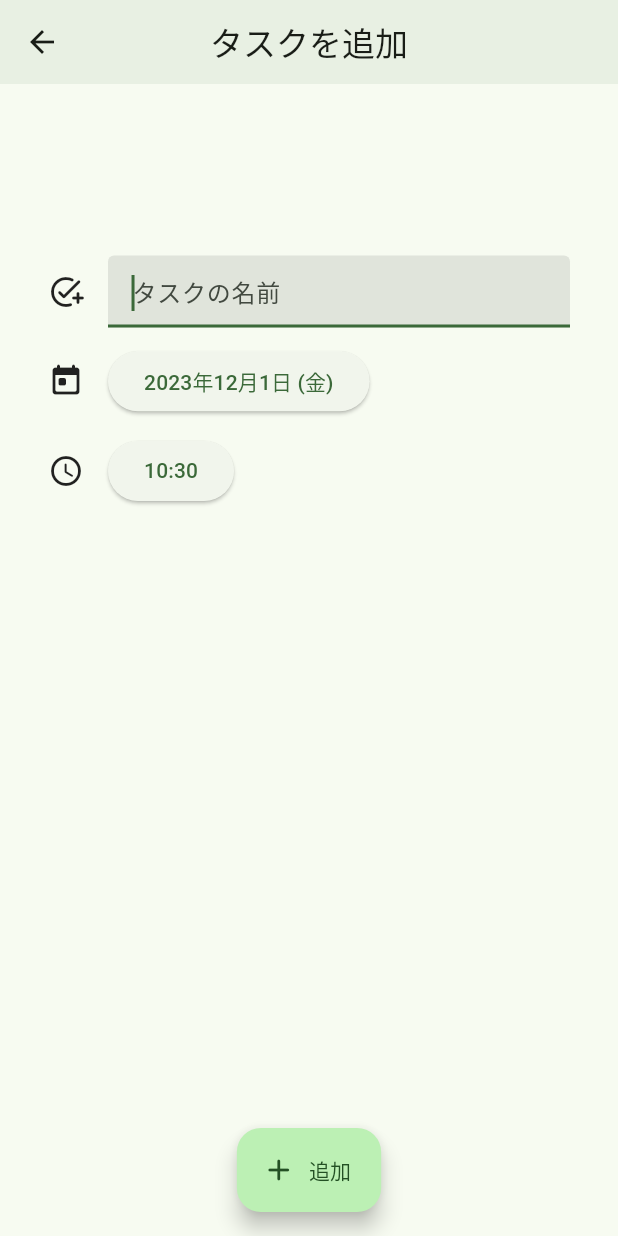
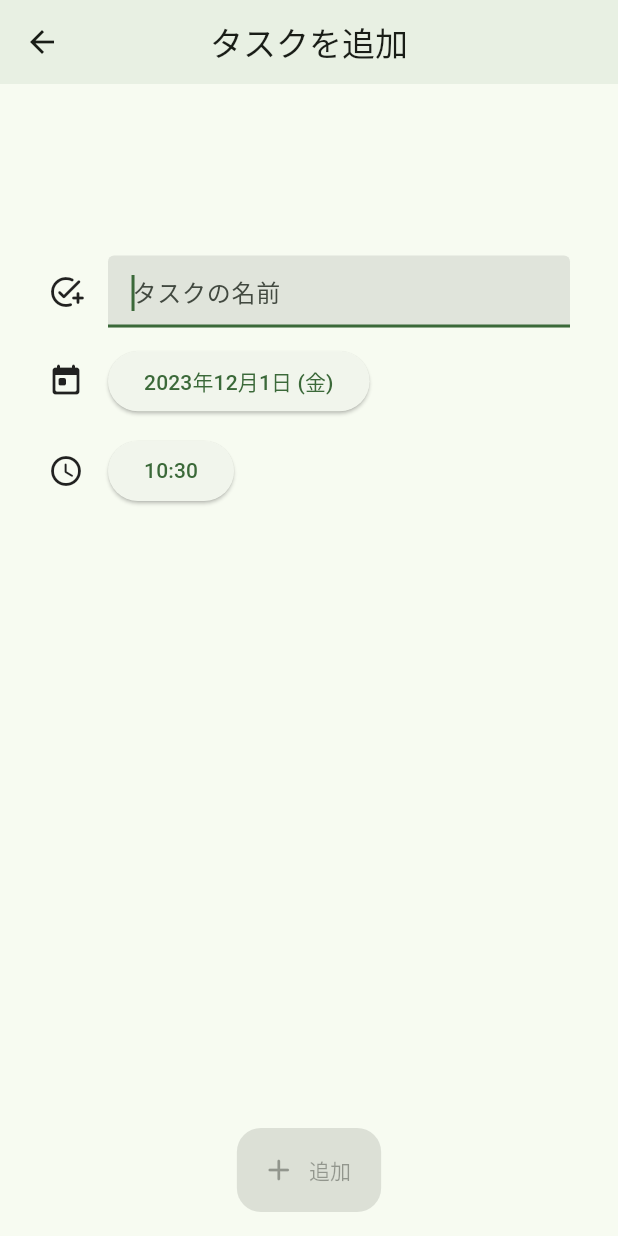
Before and after one commit to yuru-fuwa/maiporarisu, a Flutter app: the AddTaskScreen screen opened directly, on a phone screen of 412 x 824 dp. Run offline on Flutter 3.47's test engine with Material 2 defaults, Android fonts, the light colour scheme and no system bars; our stand-ins replace flutter_dotenv, flutter_hooks, freezed_annotation, geolocator, google_maps_flutter, google_places_flutter and 2 more; missing offline and left inert: flutter_polyline_points, google_maps_directions; network calls fail.

Commit message:
Refactor add task screen FloatingActionButton onPressed logic

```diff
--- a/lib/ui/screens/add_task_screen/add_task_screen.dart
+++ b/lib/ui/screens/add_task_screen/add_task_screen.dart
@@ -136,11 +136,17 @@ class AddTaskScreen extends HookWidget {
         floatingActionButton: FloatingActionButton.extended(
           icon: const Icon(Icons.add_rounded),
           label: const Text('追加'),
-          onPressed: taskController.text.trim().isEmpty
+          backgroundColor: isTaskValid.value
+              ? Theme.of(context).colorScheme.primary
+              : Theme.of(context).colorScheme.onSurface.withOpacity(0.12),
+          foregroundColor: isTaskValid.value
+              ? Theme.of(context).colorScheme.onPrimary
+              : Theme.of(context).colorScheme.onSurface.withOpacity(0.38),
+          elevation: isTaskValid.value ? 6 : 0,
+          onPressed: !isTaskValid.value
               ? null
               : () {
                   FocusManager.instance.primaryFocus?.unfocus();
-                  if (taskValidation()) {
                   userRequest.postTask(
                     DateFormat("yyyy-MM-dd'T'HH:mm:ss'Z'").format(
                       DateTime(
@@ -155,7 +161,6 @@ class AddTaskScreen extends HookWidget {
                   );
                   taskController.clear();
                   ScaffoldMessenger.of(context).showSnackBar(addSnackBar);
-                  }
                 },
         ),
       ),
```
Lines whose indentation alone changed are shown as unchanged.
